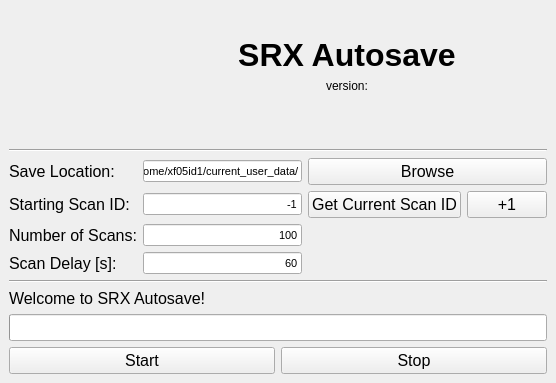
This is srx_autosave/gui/main_form.ui in andrewmkiss/srx-autosave as Qt 5 draws it before an edit. The edited form follows.
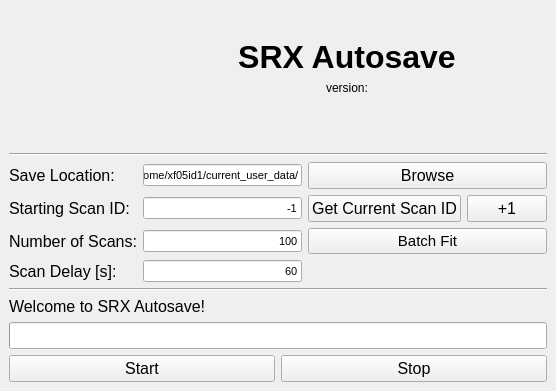
This is the edited form. Icons and pictures are not drawn.

Commit message: complete GUI, multiple file selection and batch processing

What changed in the file:
```diff
--- a/srx_autosave/gui/main_form.ui
+++ b/srx_autosave/gui/main_form.ui
@@ -7,7 +7,7 @@
     <x>0</x>
     <y>0</y>
     <width>556</width>
-    <height>383</height>
+    <height>391</height>
    </rect>
   </property>
   <property name="windowTitle">
@@ -233,6 +233,22 @@
         </item>
        </layout>
       </item>
+      <item row="3" column="0">
+       <widget class="QLabel" name="label_delay">
+        <property name="font">
+         <font>
+          <family>Arial</family>
+          <pointsize>12</pointsize>
+         </font>
+        </property>
+        <property name="text">
+         <string>Scan Delay [s]:</string>
+        </property>
+        <property name="margin">
+         <number>0</number>
+        </property>
+       </widget>
+      </item>
       <item row="2" column="0">
        <widget class="QLabel" name="label_numscan">
         <property name="font">
@@ -265,35 +281,6 @@
         </property>
        </widget>
       </item>
-      <item row="2" column="2">
-       <spacer name="horizontalSpacer">
-        <property name="orientation">
-         <enum>Qt::Horizontal</enum>
-        </property>
-        <property name="sizeHint" stdset="0">
-         <size>
-          <width>40</width>
-          <height>20</height>
-         </size>
-        </property>
-       </spacer>
-      </item>
-      <item row="3" column="0">
-       <widget class="QLabel" name="label_delay">
-        <property name="font">
-         <font>
-          <family>Arial</family>
-          <pointsize>12</pointsize>
-         </font>
-        </property>
-        <property name="text">
-         <string>Scan Delay [s]:</string>
-        </property>
-        <property name="margin">
-         <number>0</number>
-        </property>
-       </widget>
-      </item>
       <item row="3" column="1">
        <widget class="QLineEdit" name="lineEdit_delay">
         <property name="font">
@@ -310,18 +297,17 @@
         </property>
        </widget>
       </item>
-      <item row="3" column="2">
-       <spacer name="horizontalSpacer_2">
-        <property name="orientation">
-         <enum>Qt::Horizontal</enum>
+      <item row="2" column="2">
+       <widget class="QPushButton" name="pushButton_batchfit">
+        <property name="font">
+         <font>
+          <pointsize>11</pointsize>
+         </font>
         </property>
-        <property name="sizeHint" stdset="0">
-         <size>
-          <width>40</width>
-          <height>20</height>
-         </size>
+        <property name="text">
+         <string>Batch Fit</string>
         </property>
-       </spacer>
+       </widget>
       </item>
      </layout>
     </item>
```
The commit also changes 5 other files.
